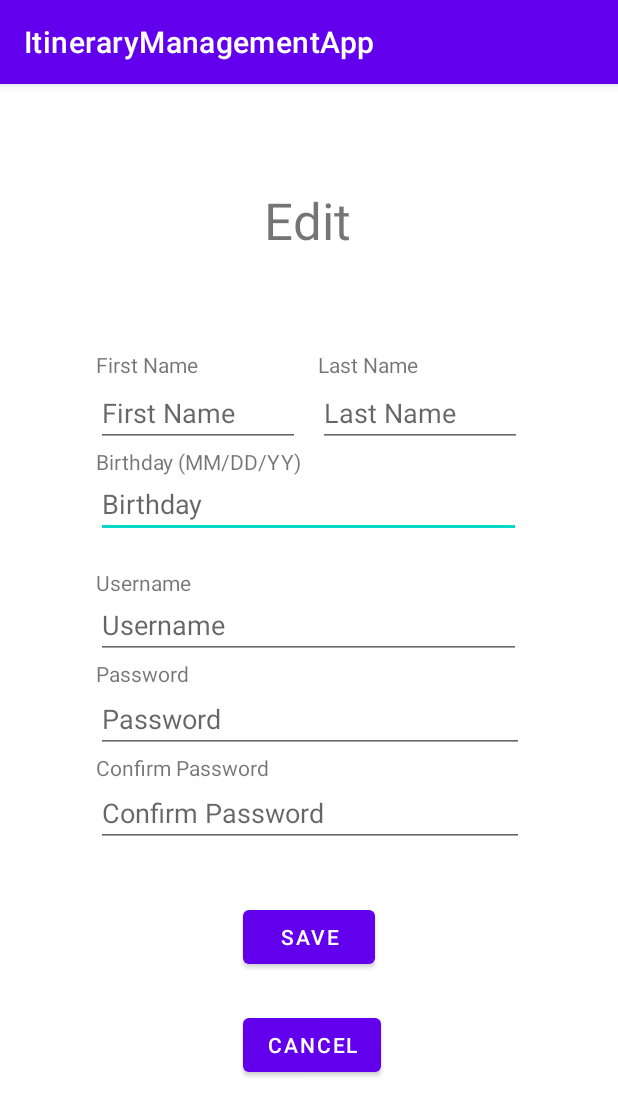
After one commit to Decoretum/ItineraryManagementApp, an Android app: the EditUserActivity screen opened directly, with no data from a screen before it, on a phone screen of 412 x 824 dp. The commit adds this screen. Shown: the top 1116 px of the screen. Run offline under Robolectric (Android 15) with nearby library versions, the light colour scheme and no system bars.

Commit message:
Add user-related screens

```diff
--- a/app/src/main/java/com/example/itinerarymanagementapp/models/User.java
+++ b/app/src/main/java/com/example/itinerarymanagementapp/models/User.java
@@ -17,10 +17,12 @@ public class User extends RealmObject {
 
     private String password;
 
+
     public User(){}
     public String getUuid() {
         return uuid;
     }
+
 
     public void setUuid(String uuid) {
         this.uuid = uuid;
--- /dev/null
+++ b/app/src/main/java/com/example/itinerarymanagementapp/screens/user/EditUserActivity.java
@@ -0,0 +1,16 @@
+package com.example.itinerarymanagementapp.screens.user;
+
+import androidx.appcompat.app.AppCompatActivity;
+
+import android.os.Bundle;
+
+import com.example.itinerarymanagementapp.R;
+
+public class EditUserActivity extends AppCompatActivity {
+
+    @Override
+    protected void onCreate(Bundle savedInstanceState) {
+        super.onCreate(savedInstanceState);
+        setContentView(R.layout.activity_edit_user);
+    }
+}
--- /dev/null
+++ b/app/src/main/res/layout/activity_edit_user.xml
@@ -0,0 +1,156 @@
+<?xml version="1.0" encoding="utf-8"?>
+<androidx.constraintlayout.widget.ConstraintLayout xmlns:android="http://schemas.android.com/apk/res/android"
+    xmlns:app="http://schemas.android.com/apk/res-auto"
+    xmlns:tools="http://schemas.android.com/tools"
+    android:layout_width="match_parent"
+    android:layout_height="match_parent"
+    tools:context=".screens.user.EditUserActivity">
+
+    <EditText
+        android:id="@+id/editTextText6"
+        android:layout_width="283dp"
+        android:layout_height="41dp"
+        android:ems="10"
+        android:hint="Birthday"
+        android:inputType="text"
+        app:layout_constraintStart_toStartOf="@+id/textView14"
+        app:layout_constraintTop_toBottomOf="@+id/textView14" />
+
+    <TextView
+        android:id="@+id/textView14"
+        android:layout_width="wrap_content"
+        android:layout_height="wrap_content"
+        android:text="Birthday (MM/DD/YY)"
+        app:layout_constraintStart_toStartOf="@+id/editTextText4"
+        app:layout_constraintTop_toBottomOf="@+id/editTextText4" />
+
+    <TextView
+        android:id="@+id/textView13"
+        android:layout_width="wrap_content"
+        android:layout_height="wrap_content"
+        android:text="Confirm Password"
+        app:layout_constraintStart_toStartOf="@+id/editTextTextPassword2"
+        app:layout_constraintTop_toBottomOf="@+id/editTextTextPassword2" />
+
+    <EditText
+        android:id="@+id/editTextTextPassword5"
+        android:layout_width="285dp"
+        android:layout_height="43dp"
+        android:ems="10"
+        android:hint="Confirm Password"
+        android:inputType="textPassword"
+        app:layout_constraintStart_toStartOf="@+id/textView13"
+        app:layout_constraintTop_toBottomOf="@+id/textView13" />
+
+    <EditText
+        android:id="@+id/editTextText5"
+        android:layout_width="136dp"
+        android:layout_height="45dp"
+        android:layout_marginEnd="64dp"
+        android:ems="10"
+        android:hint="Last Name"
+        android:inputType="text"
+        app:layout_constraintEnd_toEndOf="parent"
+        app:layout_constraintTop_toBottomOf="@+id/textView11" />
+
+    <TextView
+        android:id="@+id/textView12"
+        android:layout_width="wrap_content"
+        android:layout_height="wrap_content"
+        android:layout_marginTop="64dp"
+        android:text="First Name"
+        app:layout_constraintStart_toStartOf="@+id/editTextText4"
+        app:layout_constraintTop_toBottomOf="@+id/textView3" />
+
+    <EditText
+        android:id="@+id/editTextText3"
+        android:layout_width="283dp"
+        android:layout_height="41dp"
+        android:ems="10"
+        android:hint="Username"
+        android:inputType="text"
+        app:layout_constraintStart_toStartOf="@+id/textView8"
+        app:layout_constraintTop_toBottomOf="@+id/textView8" />
+
+    <Button
+        android:id="@+id/button3"
+        android:layout_width="wrap_content"
+        android:layout_height="wrap_content"
+        android:layout_marginTop="36dp"
+        android:text="Save"
+        app:layout_constraintEnd_toEndOf="@+id/editTextTextPassword5"
+        app:layout_constraintHorizontal_bias="0.497"
+        app:layout_constraintStart_toStartOf="@+id/editTextTextPassword5"
+        app:layout_constraintTop_toBottomOf="@+id/editTextTextPassword5" />
+
+    <TextView
+        android:id="@+id/textView7"
+        android:layout_width="wrap_content"
+        android:layout_height="wrap_content"
+        android:text="Password"
+        app:layout_constraintStart_toStartOf="@+id/editTextText3"
+        app:layout_constraintTop_toBottomOf="@+id/editTextText3" />
+
+    <EditText
+        android:id="@+id/editTextText4"
+        android:layout_width="136dp"
+        android:layout_height="45dp"
+        android:ems="10"
+        android:hint="First Name"
+        android:inputType="text"
+        app:layout_constraintEnd_toStartOf="@+id/editTextText5"
+        app:layout_constraintHorizontal_bias="0.84"
+        app:layout_constraintStart_toStartOf="parent"
+        app:layout_constraintTop_toBottomOf="@+id/textView12" />
+
+    <TextView
+        android:id="@+id/textView11"
+        android:layout_width="wrap_content"
+        android:layout_height="wrap_content"
+        android:text="Last Name"
+        app:layout_constraintStart_toStartOf="@+id/editTextText5"
+        app:layout_constraintTop_toTopOf="@+id/textView12" />
+
+    <EditText
+        android:id="@+id/editTextTextPassword2"
+        android:layout_width="285dp"
+        android:layout_height="43dp"
+        android:ems="10"
+        android:hint="Password"
+        android:inputType="textPassword"
+        app:layout_constraintStart_toStartOf="@+id/textView7"
+        app:layout_constraintTop_toBottomOf="@+id/textView7" />
+
+    <TextView
+        android:id="@+id/textView8"
+        android:layout_width="wrap_content"
+        android:layout_height="wrap_content"
+        android:layout_marginTop="20dp"
+        android:text="Username"
+        app:layout_constraintStart_toStartOf="@+id/editTextText6"
+        app:layout_constraintTop_toBottomOf="@+id/editTextText6" />
+
+    <Button
+        android:id="@+id/button4"
+        android:layout_width="wrap_content"
+        android:layout_height="wrap_content"
+        android:layout_marginTop="24dp"
+        android:text="Cancel"
+        app:layout_constraintEnd_toEndOf="@+id/button3"
+        app:layout_constraintHorizontal_bias="0.0"
+        app:layout_constraintStart_toStartOf="@+id/button3"
+        app:layout_constraintTop_toBottomOf="@+id/button3" />
+
+    <TextView
+        android:id="@+id/textView3"
+        android:layout_width="wrap_content"
+        android:layout_height="wrap_content"
+        android:layout_marginTop="68dp"
+        android:text="Edit"
+        android:textSize="34sp"
+        app:layout_constraintEnd_toEndOf="parent"
+        app:layout_constraintHorizontal_bias="0.498"
+        app:layout_constraintStart_toStartOf="parent"
+        app:layout_constraintTop_toTopOf="parent" />
+
+</androidx.constraintlayout.widget.ConstraintLayout>
--- a/app/src/main/res/layout/activity_main.xml
+++ b/app/src/main/res/layout/activity_main.xml
@@ -10,7 +10,7 @@
         android:id="@+id/textView"
         android:layout_width="wrap_content"
         android:layout_height="wrap_content"
-        android:layout_marginTop="76dp"
+        android:layout_marginTop="68dp"
         android:text="I M App"
         android:textAlignment="center"
         android:textSize="34sp"
```
Also changed, not shown: app/src/main/AndroidManifest.xml (+18 -0 lines), app/src/main/java/com/example/itinerarymanagementapp/screens/user/RegisterActivity.java (added, +16 -0 lines), app/src/main/res/layout/activity_login.xml (added, +95 -0 lines), app/src/main/res/layout/activity_register.xml (added, +156 -0 lines), 179 other files.
